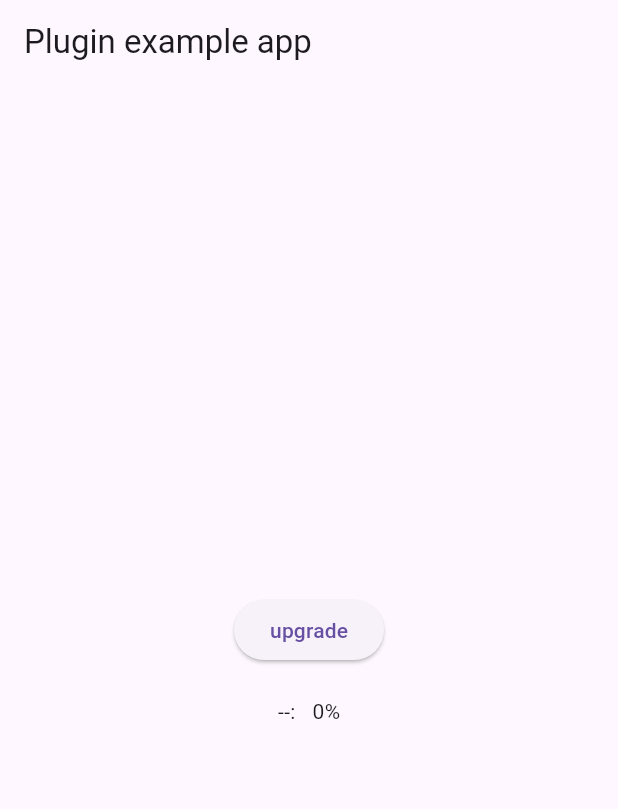
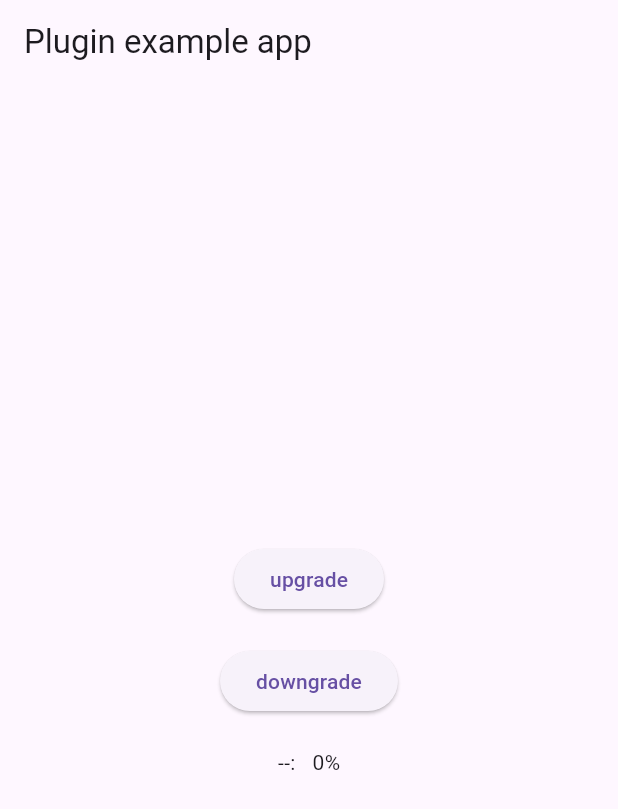
Before and after one commit to cbl16888/flutter_jl_ota, a Flutter app: the screen it shows after launch, after a tap on "upgrade", on a phone screen of 412 x 824 dp. Shown: the top 809 px of the screen. Run offline on Flutter 3.47's test engine with Material 3 defaults, Android fonts, the phone set to English and light mode, and no system bars; our stand-ins replace permission_handler.

Commit message:
wip: 编译运行调试

```diff
--- a/example/lib/main.dart
+++ b/example/lib/main.dart
@@ -45,13 +45,14 @@ class _MyAppState extends State<MyApp> {
     ], onAllowed: (result) async {});
   }
 
-  void startOta() async {
-    String deviceUuid = '2B3681AF-B077-297D-D291-FA4A908CE06A'; // 替换为实际 UUID
+  void startOta({bool isUpdate = true}) async {
+    String deviceUuid = '680CD9BA-5C9B-4198-8FA5-0D35B7D2262F'; // 替换为实际 UUID
     if (Platform.isAndroid) {
-      deviceUuid = "38:91:65:21:3A:31";
+      deviceUuid = "93:71:6C:2E:2E:2B";
     }
     print("flutter_ota_log => ${'startOta 执行了'}");
-    String ufwPath = await moveFileToLib();
+    var fileName = isUpdate ? 'update_bf_ptt_v1.0.5.ufw' : 'update_bf_ptt_v1.0.4.ufw';
+    String ufwPath = await moveFileToLib(fileName);
     await OtaService.startOtaUpdate(deviceUuid, ufwPath);
 
     // 监听进度和状态
@@ -68,9 +69,7 @@ class _MyAppState extends State<MyApp> {
   }
 
   /// 调试用
-  static moveFileToLib() async {
-    String fileName = 'update.ufw';
-
+  static moveFileToLib(String fileName) async {
     String filePath = 'assets/$fileName';
     final ByteData data = await rootBundle.load(filePath);
     final List<int> bytes =
@@ -105,6 +104,15 @@ class _MyAppState extends State<MyApp> {
               ),
             ),
             const SizedBox(height: 20,),
+            Center(
+              child: ElevatedButton(
+                onPressed: () {
+                  startOta(isUpdate: false);
+                },
+                child: const Text("downgrade"),
+              ),
+            ),
+            const SizedBox(height: 20,),
             Text("$status:   $progress%")
           ],
         ),
```
Also changed, not shown: 10 other files.
